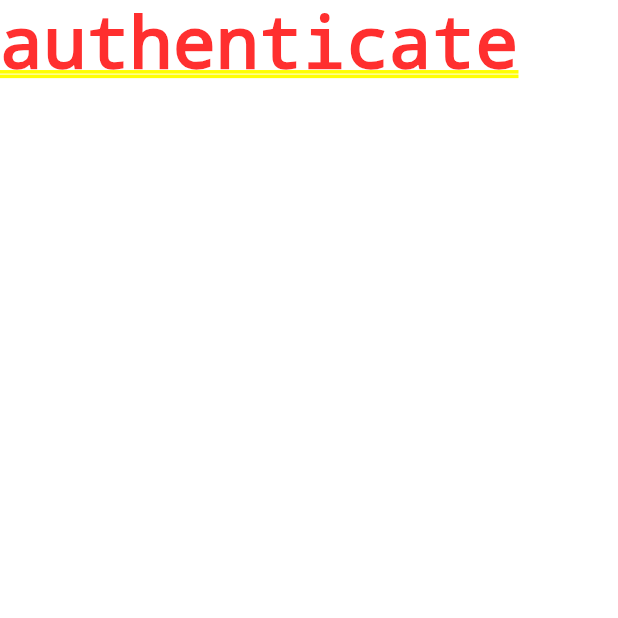
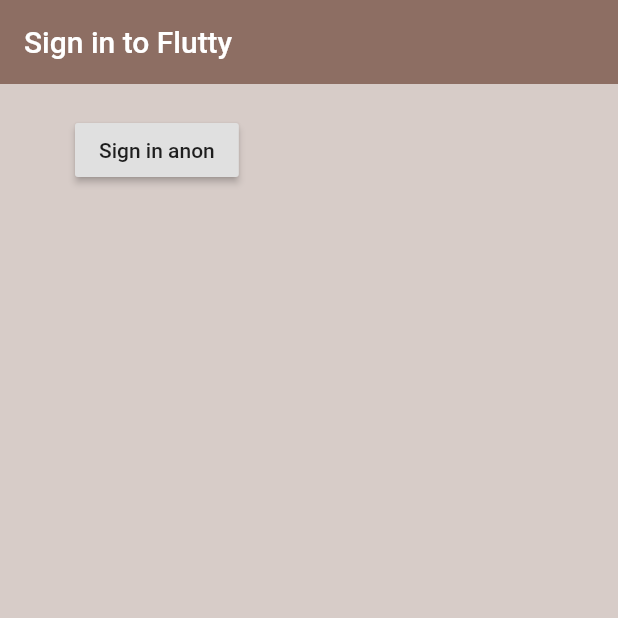
Before and after one commit to Rishyan/flutty, a Flutter app: the screen it shows after launch, on a phone screen of 412 x 824 dp, the top half of it. Run offline on Flutter 3.47's test engine with Material 2 defaults, Android fonts, the phone set to English and light mode, and no system bars; our stand-ins replace firebase_auth; accounts and stored records are empty.

Commit message:
change settings.graddle, fixed sign in button and return user firebase uid

```diff
--- a/lib/screens/authenticate/authenticate.dart
+++ b/lib/screens/authenticate/authenticate.dart
@@ -1,4 +1,5 @@
 import 'package:flutter/material.dart';
+import 'package:flutty/screens/authenticate/sign_in.dart';
 
 class Authenticate extends StatefulWidget {
   @override
@@ -9,7 +10,7 @@ class _AuthenticateState extends State<Authenticate> {
   @override
   Widget build(BuildContext context) {
     return Container(
-      child: Text('authenticate'),
+      child: SignIn(),
     );
   }
 }
--- /dev/null
+++ b/lib/screens/authenticate/sign_in.dart
@@ -0,0 +1,37 @@
+import 'package:flutter/material.dart';
+import 'package:flutty/services/auth.dart';
+
+class SignIn extends StatefulWidget {
+  @override
+  _SignInState createState() => _SignInState();
+}
+
+class _SignInState extends State<SignIn> {
+  final AuthService _auth = AuthService();
+
+  @override
+  Widget build(BuildContext context) {
+    return Scaffold(
+      backgroundColor: Colors.brown[100],
+      appBar: AppBar(
+        backgroundColor: Colors.brown[400],
+        elevation: 0.0,
+        title: Text('Sign in to Flutty'),
+      ),
+      body: Container(
+        padding: EdgeInsets.symmetric(vertical: 20.0, horizontal: 50.0),
+        child: RaisedButton(
+            child: Text('Sign in anon'),
+            onPressed: () async {
+              dynamic result = await _auth.signInAnonyme();
+              if (result == null) {
+                print('error signin in...');
+              } else {
+                print('signed sucessfull !!');
+                print(result);
+              }
+            }),
+      ),
+    );
+  }
+}
```
Also changed, not shown: 1 other file.
